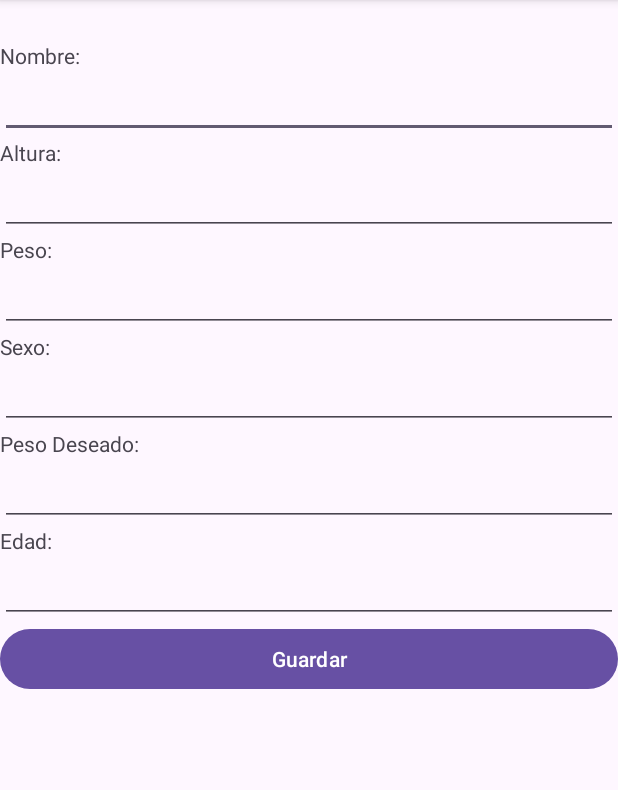
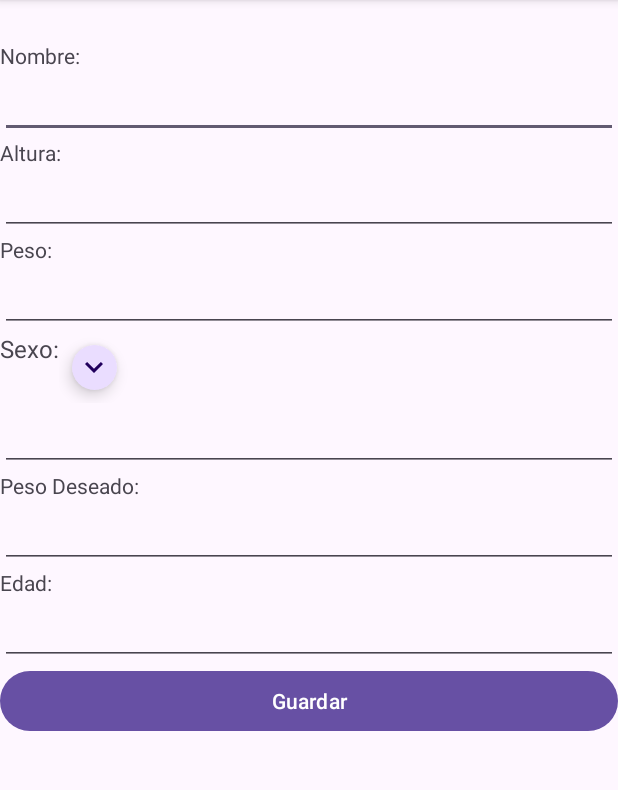
Before and after one commit to carlaAlvReg/FitSmart, an Android app built with Jetpack Compose: the EditarActivityPersona screen opened directly, with no data from a screen before it, after a tap on "Guardar", on a phone screen of 412 x 824 dp, the part 96-886 px from its top. Run offline under Robolectric (Android 15) with nearby library versions, the phone set to English and light mode, and no system bars; 1 statement that could not run was skipped.

Commit message:
Persona puesta con los datos correctos

```diff
--- a/app/src/main/java/org/car/fitsmart/EditarActivityPersona.java
+++ b/app/src/main/java/org/car/fitsmart/EditarActivityPersona.java
@@ -1,13 +1,18 @@
 package org.car.fitsmart;
 
+import android.content.DialogInterface;
 import android.content.Intent;
 import android.os.Bundle;
 import android.view.View;
 import android.widget.Button;
 import android.widget.EditText;
+import android.widget.RadioButton;
+import android.widget.RadioGroup;
 import android.widget.Switch;
+import android.widget.TextView;
 import android.widget.Toast;
 
+import androidx.appcompat.app.AlertDialog;
 import androidx.appcompat.app.AppCompatActivity;
 
 import com.google.android.material.floatingactionbutton.FloatingActionButton;
@@ -18,10 +23,15 @@ import org.car.fitsmart.db.Persona;
 
 public class EditarActivityPersona extends AppCompatActivity {
 
-    EditText txtNombre, txtPeso, txtAltura, txtPesoDeseado, txtSexo, txtEdad;
+    EditText txtNombre, txtPeso, txtAltura, txtPesoDeseado, txtEdad;
     Button btnGuarda;
     boolean correcto = false;
     Switch switchPersona;
+
+    FloatingActionButton btnSexo;
+    RadioGroup radioGroupSexo;
+    TextView textSexo;
+    String opcionSexo = "";
 
     FloatingActionButton fabEdit, fabDelete;
 
@@ -32,11 +42,13 @@ public class EditarActivityPersona extends AppCompatActivity {
     protected void onCreate(Bundle savedInstanceState) {
         super.onCreate(savedInstanceState);
         setContentView(R.layout.activity_ver_persona);
+        btnSexo =  findViewById(R.id.btnSexo);
+
 
         txtNombre = findViewById(R.id.txtNombre);
         txtAltura = findViewById(R.id.txtAltura);
         txtPeso = findViewById(R.id.txtPeso);
-        txtSexo = findViewById(R.id.txtSexo);
+        textSexo = findViewById(R.id.txtSexo);
         txtPesoDeseado = findViewById(R.id.txtPesoDeseado);
         txtEdad = findViewById(R.id.txtEdad);
         btnGuarda = findViewById(R.id.btnGuarda);
@@ -58,6 +70,13 @@ public class EditarActivityPersona extends AppCompatActivity {
             id = (int) savedInstanceState.getSerializable("ID");
         }
 
+        btnSexo.setOnClickListener(new View.OnClickListener() {
+            @Override
+            public void onClick(View view) {
+                mostrarModalSexo();
+            }
+        });
+
         DbPersona dbPersona = new DbPersona(EditarActivityPersona.this);
         persona = dbPersona.verPersonas(id);
 
@@ -65,15 +84,15 @@ public class EditarActivityPersona extends AppCompatActivity {
             txtNombre.setText(persona.getNombre());
             txtAltura.setText(persona.getAltura());
             txtPeso.setText(persona.getPeso());
-            txtSexo.setText(persona.getSexo());
+            textSexo.setText(persona.getSexo());
             txtPesoDeseado.setText(persona.getPesoDeseado());
             txtEdad.setText(persona.getEdad());
         }
         btnGuarda.setOnClickListener(new View.OnClickListener() {
             @Override
             public void onClick(View view) {
-                if(!txtNombre.getText().toString().equals("") && !txtAltura.getText().toString().equals("") && !txtPeso.getText().toString().equals("") && !txtSexo.getText().toString().equals("") && !txtPesoDeseado.getText().toString().equals("") && !txtEdad.getText().toString().equals("")){
-                    correcto = dbPersona.editarPersona(id, txtNombre.getText().toString(),txtAltura.getText().toString(), txtPeso.getText().toString(), txtSexo.getText().toString(),txtPesoDeseado.getText().toString(), txtEdad.getText().toString());
+                if(!txtNombre.getText().toString().equals("") && !txtAltura.getText().toString().equals("") && !txtPeso.getText().toString().equals("") && !opcionSexo.equals("") && !txtPesoDeseado.getText().toString().equals("") && !txtEdad.getText().toString().equals("")){
+                    correcto = dbPersona.editarPersona(id, txtNombre.getText().toString(),txtAltura.getText().toString(), txtPeso.getText().toString(),opcionSexo,txtPesoDeseado.getText().toString(), txtEdad.getText().toString());
                     if(correcto){
                         Toast.makeText(EditarActivityPersona.this, "REGISTRO MODIFICADO", Toast.LENGTH_LONG).show();
                         verRegistro();
@@ -92,4 +111,55 @@ public class EditarActivityPersona extends AppCompatActivity {
         intent.putExtra("ID", id);
         startActivity(intent);
     }
+
+    public void mostrarModalSexo() {
+        radioGroupSexo = new RadioGroup(this);
+        AlertDialog.Builder builder = new AlertDialog.Builder(this);
+        builder.setTitle("Selecciona una opción");
+
+        // Crear un RadioGroup y agregar opciones
+        final String[] opciones = {"Masculino", "Femenino", "Otro"};
+
+        // Limpiar selecciones previas
+        radioGroupSexo.clearCheck();
+        // Limpiar las vistas existentes en el RadioGroup antes de agregar nuevas opciones
+        radioGroupSexo.removeAllViews();
+        for (String opcion : opciones) {
+            RadioButton radioButton = new RadioButton(this);
+            radioButton.setText(opcion);
+            radioGroupSexo.addView(radioButton);
+        }
+
+        builder.setView(radioGroupSexo);
+
+        // Configurar el botón positivo (o "Aceptar")
+        builder.setPositiveButton("Aceptar", new DialogInterface.OnClickListener() {
+            @Override
+            public void onClick(DialogInterface dialog, int which) {
+                // Obtener la opción seleccionada al hacer clic en "Aceptar"
+                int radioButtonId = radioGroupSexo.getCheckedRadioButtonId();
+                if (radioButtonId != -1) {
+                    RadioButton radioButton = radioGroupSexo.findViewById(radioButtonId);
+                    if (radioButton != null) {
+                        opcionSexo = radioButton.getText().toString();
+
+                        // Mostrar la opción seleccionada en el TextView
+                        textSexo.setText(opcionSexo);
+                    }
+                }
+                dialog.dismiss();
+            }
+        });
+
+        // Configurar el botón negativo (o "Cancelar")
+        builder.setNegativeButton("Cancelar", new DialogInterface.OnClickListener() {
+            @Override
+            public void onClick(DialogInterface dialog, int which) {
+                dialog.dismiss();
+            }
+        });
+
+        // Mostrar el cuadro de diálogo
+        builder.create().show();
+    }
 }
--- a/app/src/main/java/org/car/fitsmart/ver_persona_activity.java
+++ b/app/src/main/java/org/car/fitsmart/ver_persona_activity.java
@@ -28,7 +28,7 @@ public class ver_persona_activity extends AppCompatActivity {
 
     Switch switchPersona;
 
-    FloatingActionButton fabEdit, fabDelete;
+    FloatingActionButton fabEdit, fabDelete, fabSexo;
     Persona persona;
     int id = 0;
 
@@ -42,6 +42,7 @@ public class ver_persona_activity extends AppCompatActivity {
         txtPeso = findViewById(R.id.txtPeso);
         txtSexo = findViewById(R.id.txtSexo);
         txtPesoDeseado = findViewById(R.id.txtPesoDeseado);
+        fabSexo = findViewById(R.id.btnSexo);
         txtEdad = findViewById(R.id.txtEdad);
         btnGuarda = findViewById(R.id.btnGuarda);
 
@@ -72,6 +73,7 @@ public class ver_persona_activity extends AppCompatActivity {
             txtPesoDeseado.setText(persona.getPesoDeseado());
             txtEdad.setText(persona.getEdad());
             btnGuarda.setVisibility(View.INVISIBLE);
+            fabSexo.setVisibility(View.INVISIBLE);
             txtNombre.setInputType(InputType.TYPE_NULL);
             txtAltura.setInputType(InputType.TYPE_NULL);
             txtPeso.setInputType(InputType.TYPE_NULL);
--- a/app/src/main/res/layout/activity_ver_persona.xml
+++ b/app/src/main/res/layout/activity_ver_persona.xml
@@ -42,7 +42,7 @@
             android:layout_width="match_parent"
             android:layout_height="wrap_content"
             android:ems="10"
-            android:inputType="text"
+            android:inputType="number"
             android:labelFor="@+id/tviewAltura" />
 
         <TextView
@@ -56,14 +56,46 @@
             android:layout_width="match_parent"
             android:layout_height="wrap_content"
             android:ems="10"
-            android:inputType="text"
+            android:inputType="number"
             android:labelFor="@+id/tviewPeso" />
 
-        <TextView
-            android:id="@+id/tviewSexo"
-            android:layout_width="match_parent"
-            android:layout_height="wrap_content"
-            android:text="@string/hint_Sexo" />
+        <LinearLayout
+            android:layout_width="wrap_content"
+            android:layout_height="wrap_content">
+
+            <LinearLayout
+                android:layout_width="match_parent"
+                android:layout_height="wrap_content"
+                android:layout_weight="1"
+                android:orientation="horizontal">
+
+                <TextView
+                    android:id="@+id/tviewSexo"
+                    android:layout_width="wrap_content"
+                    android:layout_height="wrap_content"
+                    android:layout_weight="1"
+                    android:text="@string/hint_Sexo"
+                    android:textSize="16sp" />
+            </LinearLayout>
+
+            <LinearLayout
+                android:layout_width="match_parent"
+                android:layout_height="wrap_content"
+                android:layout_weight="1"
+                android:orientation="horizontal">
+
+                <com.google.android.material.floatingactionbutton.FloatingActionButton
+                    android:id="@+id/btnSexo"
+                    android:layout_width="wrap_content"
+                    android:layout_height="wrap_content"
+                    android:layout_weight="1"
+                    android:clickable="true"
+                    android:src="@drawable/arrow_down_24"
+                    app:fabCustomSize="30dp"
+                    app:fabSize="auto" />
+
+            </LinearLayout>
+        </LinearLayout>
 
         <EditText
             android:id="@+id/txtSexo"
@@ -84,7 +116,7 @@
             android:layout_width="match_parent"
             android:layout_height="wrap_content"
             android:ems="10"
-            android:inputType="text"
+            android:inputType="number"
             android:labelFor="@+id/tviewPesoDeseado" />
 
         <TextView
@@ -98,7 +130,7 @@
             android:layout_width="match_parent"
             android:layout_height="wrap_content"
             android:ems="10"
-            android:inputType="text"
+            android:inputType="number"
             android:labelFor="@+id/tviewEdad" />
 
         <Button
--- a/app/src/main/res/values/strings.xml
+++ b/app/src/main/res/values/strings.xml
@@ -23,7 +23,7 @@
     <string name="hint_Sexo">Sexo:</string>
     <string name="hint_pesoDeseado">Peso Deseado:</string>
     <string name="hint_edad">Edad:</string>
-    <string name="btn_guardar_persona">Guardar:</string>
+    <string name="btn_guardar_persona">Guardar</string>
     <string name="s_sexo">Seleccione Sexo</string>
     <string name="newUsuario">Usuarios</string>
     <string-array name="days_array">
```
Also changed, not shown: app/src/main/res/layout/activity_nueva_persona.xml (+4 -4 lines).
